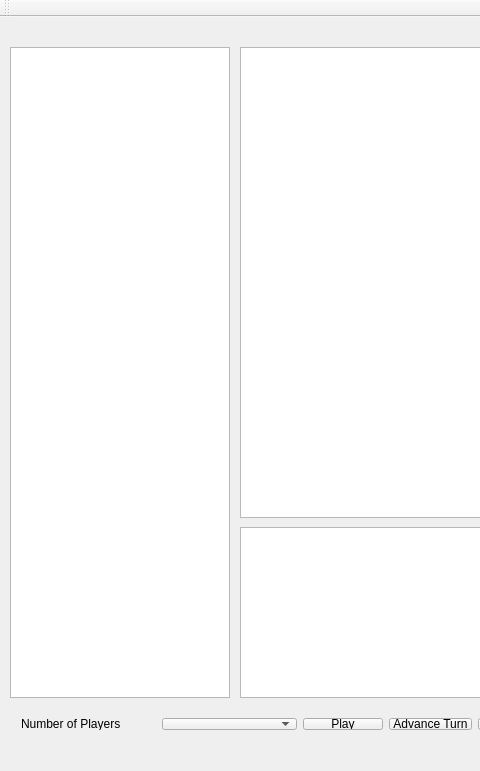
kateosborn10/catan, file Main/game.ui: the form before one commit; both pictures show x 0 to 480 and y 0 to 771 of the 1200 by 1000 pixel window.
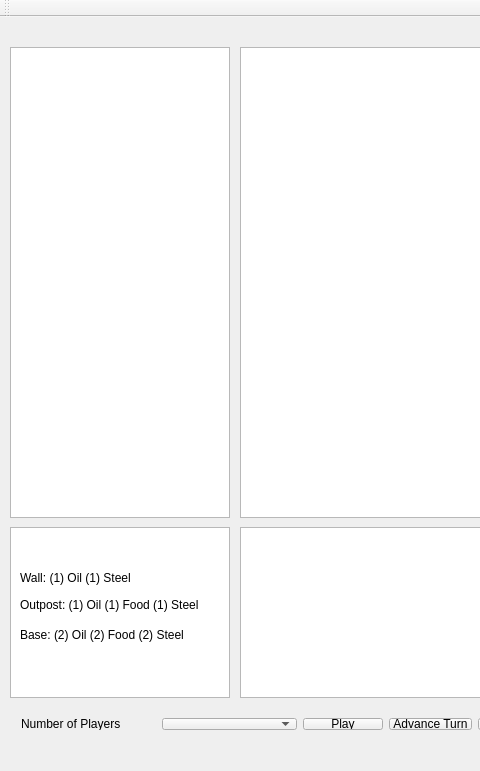
The form after the commit.

Diff of the .ui file:
```diff
--- a/Main/game.ui
+++ b/Main/game.ui
@@ -40,10 +40,59 @@
       <x>10</x>
       <y>30</y>
       <width>220</width>
-      <height>651</height>
+      <height>471</height>
      </rect>
     </property>
    </widget>
+   <widget class="QGraphicsView" name="buildCardGraphicsView">
+    <property name="geometry">
+     <rect>
+      <x>10</x>
+      <y>510</y>
+      <width>220</width>
+      <height>171</height>
+     </rect>
+    </property>
+   </widget>
+   <widget class="QLabel" name="label">
+    <property name="geometry">
+     <rect>
+      <x>20</x>
+      <y>550</y>
+      <width>160</width>
+      <height>21</height>
+     </rect>
+    </property>
+    <property name="text">
+     <string>Wall: (1) Oil (1) Steel</string>
+    </property>
+   </widget>
+   <widget class="QLabel" name="label_2">
+    <property name="geometry">
+     <rect>
+      <x>20</x>
+      <y>580</y>
+      <width>210</width>
+      <height>16</height>
+     </rect>
+    </property>
+    <property name="text">
+     <string>Outpost: (1) Oil (1) Food (1) Steel</string>
+    </property>
+   </widget>
+   <widget class="QLabel" name="label_3">
+    <property name="geometry">
+     <rect>
+      <x>20</x>
+      <y>610</y>
+      <width>190</width>
+      <height>16</height>
+     </rect>
+    </property>
+    <property name="text">
+     <string>Base: (2) Oil (2) Food (2) Steel</string>
+    </property>
+   </widget>
    <widget class="QWidget" name="">
     <property name="geometry">
      <rect>
```
